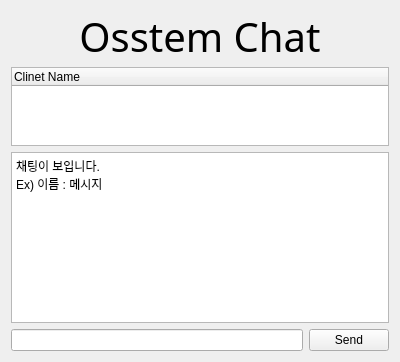
Above: B2B_CSAPP/chatwindow.ui from lee-jonggu/2ndProject before the change. Below: the same form after it.
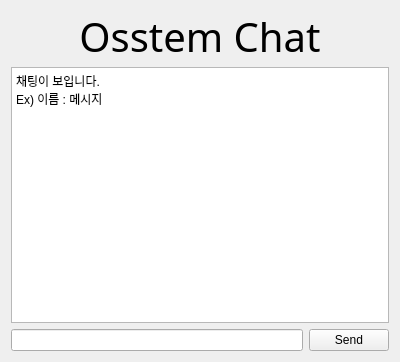
That is the form after the change.

Diff of the .ui file:
```diff
--- a/B2B_CSAPP/chatwindow.ui
+++ b/B2B_CSAPP/chatwindow.ui
@@ -38,21 +38,6 @@
        </property>
       </widget>
      </item>
-     <item>
-      <widget class="QTreeWidget" name="treeWidget">
-       <property name="maximumSize">
-        <size>
-         <width>16777215</width>
-         <height>100</height>
-        </size>
-       </property>
-       <column>
-        <property name="text">
-         <string>Clinet Name</string>
-        </property>
-       </column>
-      </widget>
-     </item>
      <item>
       <widget class="QTextEdit" name="textEdit">
        <property name="html">
```
